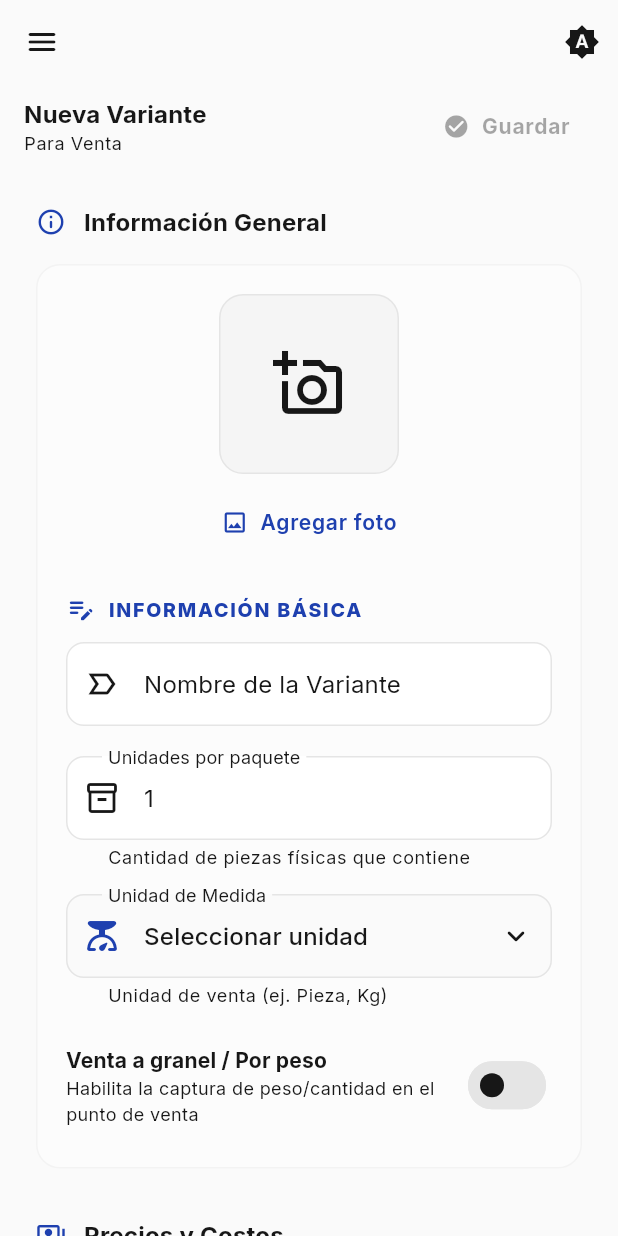
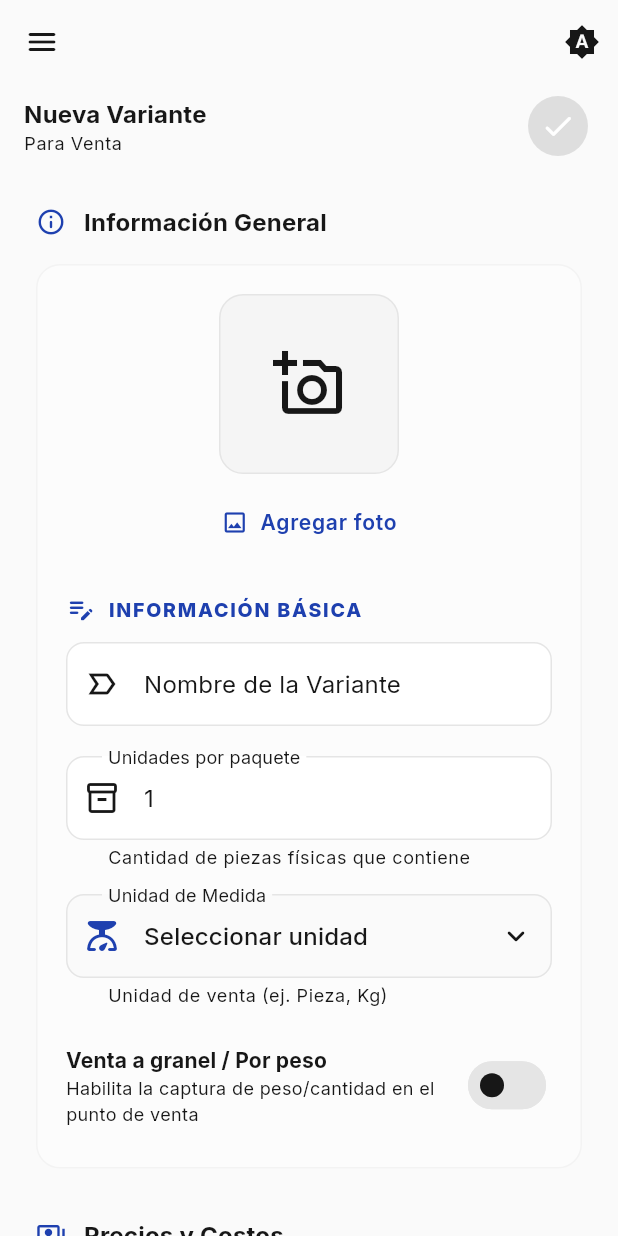
Before and after one commit to GhostJL/pos_venta_dev, a Flutter app: the VariantFormPage screen opened by its route, on a phone screen of 412 x 824 dp. Run offline on Flutter 3.47's test engine with Material 3 defaults, Android fonts, the phone set to English and light mode, and no system bars; our stand-ins replace animate_do, audioplayers, csv, equatable, file_picker, flutter_local_notifications and 11 more; missing offline and left inert: mobile_scanner; accounts and stored records are empty; generated files the repository leaves out were written again.

Commit message:
style: se modifico la visualizacion de la ui de agregar variante.

```diff
--- a/lib/presentation/pages/products/variant_list_page.dart
+++ b/lib/presentation/pages/products/variant_list_page.dart
@@ -252,22 +252,12 @@ class VariantListPage extends ConsumerWidget {
         .map((v) => v.barcode!)
         .toList();
 
-    final initialVariant =
-        variant ??
-        ProductVariant(
-          productId: product.id ?? 0,
-          variantName: '',
-          priceCents: 0,
-          costPriceCents: 0,
-          type: type,
-          isForSale: type == VariantType.sales,
-        );
-
     final newVariant = await Navigator.push<ProductVariant>(
       context,
       MaterialPageRoute(
         builder: (context) => VariantFormPage(
-          variant: initialVariant,
+          variant: variant,
+          initialType: type,
           productId: product.id,
           productName: product.name,
           existingBarcodes: existingBarcodes,
--- a/lib/presentation/widgets/products/forms/variant_form_page.dart
+++ b/lib/presentation/widgets/products/forms/variant_form_page.dart
@@ -284,20 +284,6 @@ class _VariantFormPageState extends ConsumerState<VariantFormPage> {
                       ],
                     ),
                     actions: [
-                      if (widget.productName != null)
-                        Center(
-                          child: Padding(
-                            padding: const EdgeInsets.only(right: 8.0),
-                            child: Text(
-                              widget.productName!,
-                              style: theme.textTheme.bodySmall?.copyWith(
-                                color: theme.colorScheme.primary,
-                                fontWeight: FontWeight.w600,
-                              ),
-                            ),
-                          ),
-                        ),
-
                       // Save Action
                       Padding(
                         padding: const EdgeInsets.only(right: 16.0),
@@ -309,6 +295,15 @@ class _VariantFormPageState extends ConsumerState<VariantFormPage> {
                                   strokeWidth: 2,
                                   color: theme.colorScheme.primary,
                                 ),
+                              )
+                            : MediaQuery.of(context).size.width < 600
+                            ? IconButton.filled(
+                                onPressed: isModified ? _saveVariant : null,
+                                icon: const Icon(
+                                  Icons.check_rounded,
+                                  color: Colors.white,
+                                ),
+                                tooltip: isEditing ? 'Actualizar' : 'Guardar',
                               )
                             : TextButton.icon(
                                 onPressed: isModified ? _saveVariant : null,
@@ -332,9 +327,58 @@ class _VariantFormPageState extends ConsumerState<VariantFormPage> {
                   ),
                   SliverToBoxAdapter(
                     child: Padding(
-                      padding: const EdgeInsets.all(24.0),
+                      padding: const EdgeInsets.fromLTRB(24, 24, 24, 0),
                       child: Column(
                         children: [
+                          if (widget.productName != null) ...[
+                            Container(
+                              width: double.infinity,
+                              padding: const EdgeInsets.all(12),
+                              margin: const EdgeInsets.only(bottom: 24),
+                              decoration: BoxDecoration(
+                                color: theme.colorScheme.primaryContainer
+                                    .withValues(alpha: 0.3),
+                                borderRadius: BorderRadius.circular(8),
+                                border: Border.all(
+                                  color: theme.colorScheme.primaryContainer,
+                                ),
+                              ),
+                              child: Row(
+                                children: [
+                                  Icon(
+                                    Icons.inventory_2_outlined,
+                                    size: 20,
+                                    color: theme.colorScheme.primary,
+                                  ),
+                                  const SizedBox(width: 12),
+                                  Expanded(
+                                    child: Column(
+                                      crossAxisAlignment:
+                                          CrossAxisAlignment.start,
+                                      children: [
+                                        Text(
+                                          'Producto Principal',
+                                          style: theme.textTheme.labelSmall
+                                              ?.copyWith(
+                                                color:
+                                                    theme.colorScheme.primary,
+                                                fontWeight: FontWeight.bold,
+                                              ),
+                                        ),
+                                        Text(
+                                          widget.productName!,
+                                          style: theme.textTheme.titleSmall
+                                              ?.copyWith(
+                                                fontWeight: FontWeight.w600,
+                                              ),
+                                        ),
+                                      ],
+                                    ),
+                                  ),
+                                ],
+                              ),
+                            ),
+                          ],
                           // General Info Section
                           _buildSectionHeader(
                             context,
```
